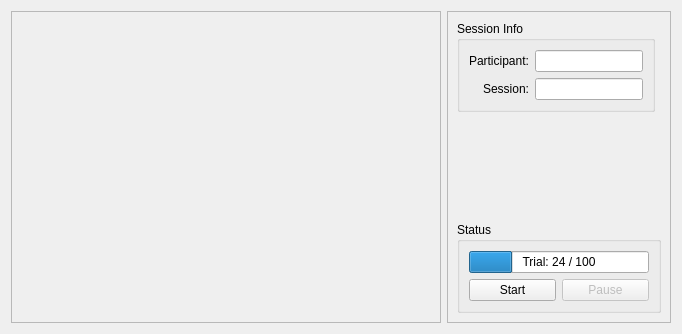
Qt form pygesture/ui/train_widget.ui (ixjlyons/pygesture) before a commit.
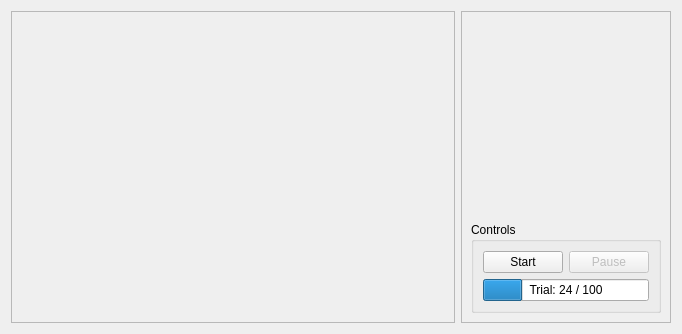
The same form after that commit. Icons and pictures are not drawn. Custom widgets are drawn as their Qt base class.

Commit message: Added dialog for starting a new session. Added widget to view recordings. Improved signal viewer widget. Some other changes.

What changed in the file:
```diff
--- a/pygesture/ui/train_widget.ui
+++ b/pygesture/ui/train_widget.ui
@@ -88,23 +88,7 @@
       <number>0</number>
      </property>
      <layout class="QGridLayout" name="gridLayout_3">
-      <item row="3" column="0">
-       <spacer name="verticalSpacer">
-        <property name="orientation">
-         <enum>Qt::Vertical</enum>
-        </property>
-        <property name="sizeType">
-         <enum>QSizePolicy::Expanding</enum>
-        </property>
-        <property name="sizeHint" stdset="0">
-         <size>
-          <width>17</width>
-          <height>85</height>
-         </size>
-        </property>
-       </spacer>
-      </item>
-      <item row="4" column="0" colspan="2">
+      <item row="1" column="0">
        <widget class="QGroupBox" name="statusBox">
         <property name="sizePolicy">
          <sizepolicy hsizetype="Preferred" vsizetype="Preferred">
@@ -113,10 +97,10 @@
          </sizepolicy>
         </property>
         <property name="title">
-         <string>Status</string>
+         <string>Controls</string>
         </property>
         <layout class="QGridLayout" name="gridLayout_5">
-         <item row="0" column="0">
+         <item row="1" column="0">
           <widget class="QProgressBar" name="sessionProgressBar">
            <property name="value">
             <number>24</number>
@@ -126,7 +110,7 @@
            </property>
           </widget>
          </item>
-         <item row="1" column="0">
+         <item row="0" column="0">
           <layout class="QHBoxLayout" name="horizontalLayout">
            <item>
             <widget class="QPushButton" name="startButton">
@@ -156,56 +140,21 @@
         </layout>
        </widget>
       </item>
-      <item row="2" column="0">
-       <widget class="QGroupBox" name="sessionInfoBox">
-        <property name="sizePolicy">
-         <sizepolicy hsizetype="Preferred" vsizetype="Preferred">
-          <horstretch>0</horstretch>
-          <verstretch>0</verstretch>
-         </sizepolicy>
+      <item row="0" column="0">
+       <spacer name="verticalSpacer">
+        <property name="orientation">
+         <enum>Qt::Vertical</enum>
         </property>
-        <property name="title">
-         <string>Session Info</string>
+        <property name="sizeType">
+         <enum>QSizePolicy::Expanding</enum>
         </property>
-        <property name="alignment">
-         <set>Qt::AlignLeading|Qt::AlignLeft|Qt::AlignTop</set>
+        <property name="sizeHint" stdset="0">
+         <size>
+          <width>17</width>
+          <height>85</height>
+         </size>
         </property>
-        <property name="flat">
-         <bool>false</bool>
-        </property>
-        <property name="checkable">
-         <bool>false</bool>
-        </property>
-        <layout class="QGridLayout" name="gridLayout_4">
-         <item row="0" column="0">
-          <layout class="QFormLayout" name="formLayout">
-           <property name="labelAlignment">
-            <set>Qt::AlignRight|Qt::AlignTrailing|Qt::AlignVCenter</set>
-           </property>
-           <item row="0" column="0">
-            <widget class="QLabel" name="participantLabel">
-             <property name="text">
-              <string>Participant:</string>
-             </property>
-            </widget>
-           </item>
-           <item row="0" column="1">
-            <widget class="QLineEdit" name="participantLineEdit"/>
-           </item>
-           <item row="1" column="0">
-            <widget class="QLabel" name="sessionLabel">
-             <property name="text">
-              <string>Session:</string>
-             </property>
-            </widget>
-           </item>
-           <item row="1" column="1">
-            <widget class="QLineEdit" name="sessionLineEdit"/>
-           </item>
-          </layout>
-         </item>
-        </layout>
-       </widget>
+       </spacer>
       </item>
      </layout>
     </widget>
```
Left out of the diff: 1 changed line with no effect on the pictures. The commit also changes 19 other files.
